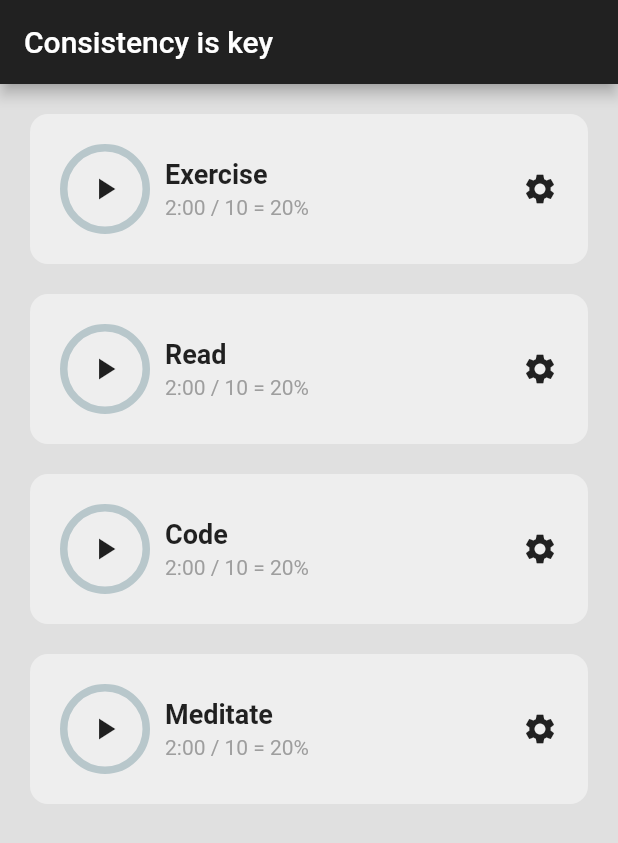
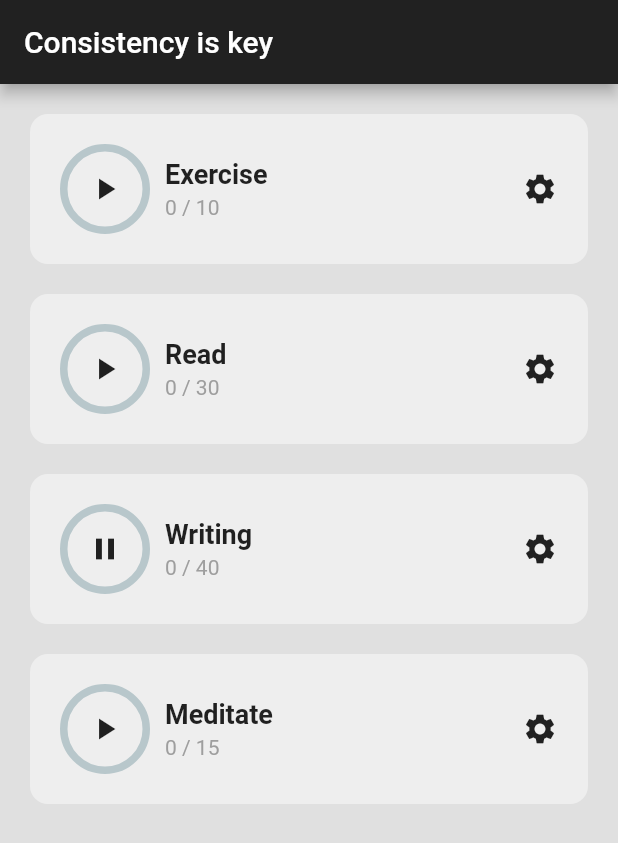
Before and after one commit to mrojasb2000/flutter_habit_tracker, a Flutter app: the screen it shows after launch, on a phone screen of 412 x 824 dp. Shown: the top 843 px of the screen. Run offline on Flutter 3.47's test engine with Material 2 defaults, Android fonts, the phone set to English and light mode, and no system bars; drawn by our look-alikes of percent_indicator.

Commit message:
chore: refactor habit component style

```diff
--- a/lib/home_page.dart
+++ b/lib/home_page.dart
@@ -9,6 +9,19 @@ class HomePage extends StatefulWidget {
 }
 
 class _HomePageState extends State<HomePage> {
+  // overall habit summary
+  List habitList = [
+    // [ habitName, habitStarted, timeSpent (sec), timeGoal (min)]
+    ['Exercise', false, 0, 10],
+    ['Read', false, 0, 30],
+    ['Writing', true, 0, 40],
+    ['Meditate', false, 0, 15],
+  ];
+
+  void habitStarted(int index) {}
+
+  void settingsOpened(int index) {}
+
   @override
   Widget build(BuildContext context) {
     return Scaffold(
@@ -18,21 +31,23 @@ class _HomePageState extends State<HomePage> {
         title: const Text('Consistency is key'),
         centerTitle: false,
       ),
-        body: Column(
-          children: const [
-            HabitTile(
-              habitName: 'Exercise',
+      body: ListView.builder(
+        itemCount: habitList.length,
+        itemBuilder: ((context, index) {
+          return HabitTile(
+            habitName: habitList[index][0],
+            onTap: () {
+              habitStarted(index);
+            },
+            settingsTapped: () {
+              settingsOpened(index);
+            },
+            habitStarted: habitList[index][1],
+            timeSpent: habitList[index][2],
+            timeGoal: habitList[index][3],
+          );
+        }),
       ),
-            HabitTile(
-              habitName: 'Read',
-            ),
-            HabitTile(
-              habitName: 'Code',
-            ),
-            HabitTile(
-              habitName: 'Meditate',
-            ),
-          ],
-        ));
+    );
   }
 }
--- a/lib/util/habit_tile.dart
+++ b/lib/util/habit_tile.dart
@@ -3,7 +3,21 @@ import 'package:percent_indicator/circular_percent_indicator.dart';
 
 class HabitTile extends StatelessWidget {
   final String habitName;
-  const HabitTile({Key? key, required this.habitName}) : super(key: key);
+  final VoidCallback onTap;
+  final VoidCallback settingsTapped;
+  final int timeSpent;
+  final int timeGoal;
+  final bool habitStarted;
+
+  const HabitTile({
+    Key? key,
+    required this.habitName,
+    required this.onTap,
+    required this.settingsTapped,
+    required this.timeSpent,
+    required this.timeGoal,
+    required this.habitStarted,
+  }) : super(key: key);
 
   @override
   Widget build(BuildContext context) {
@@ -19,7 +33,9 @@ class HabitTile extends StatelessWidget {
             mainAxisAlignment: MainAxisAlignment.spaceBetween,
             children: [
               Row(children: [
-                Container(
+                GestureDetector(
+                  onTap: onTap,
+                  child: SizedBox(
                     height: 60,
                     width: 60,
                     child: Stack(
@@ -31,9 +47,11 @@ class HabitTile extends StatelessWidget {
                         ),
                         // Play pause button
                         Center(
-                        child: Icon(Icons.play_arrow),
+                          child: Icon(
+                              habitStarted ? Icons.pause : Icons.play_arrow),
                         ),
                       ],
+                    ),
                   ),
                 ),
                 const SizedBox(
@@ -50,13 +68,16 @@ class HabitTile extends StatelessWidget {
                   ),
                   const SizedBox(height: 4),
                   // Progress
-                  const Text(
-                    '2:00 / 10 = 20%',
-                    style: TextStyle(color: Colors.grey),
+                  Text(
+                    '$timeSpent / $timeGoal',
+                    style: const TextStyle(color: Colors.grey),
                   ),
                 ]),
               ]),
-              const Icon(Icons.settings),
+              GestureDetector(
+                onTap: settingsTapped,
+                child: const Icon(Icons.settings),
+              ),
             ],
           )),
     );
```
Lines whose indentation alone changed are shown as unchanged.
